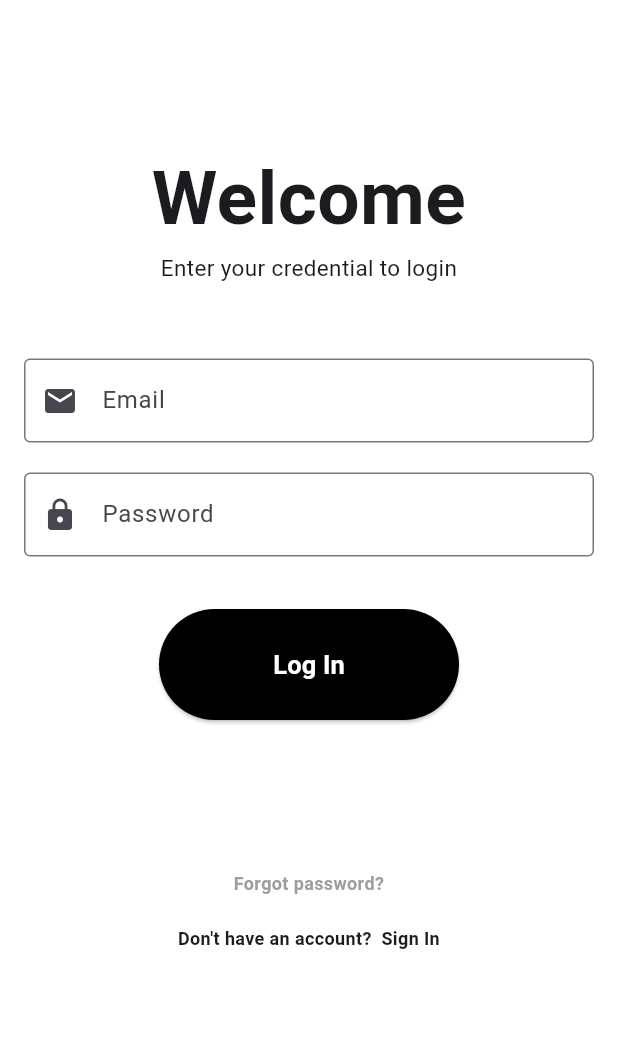
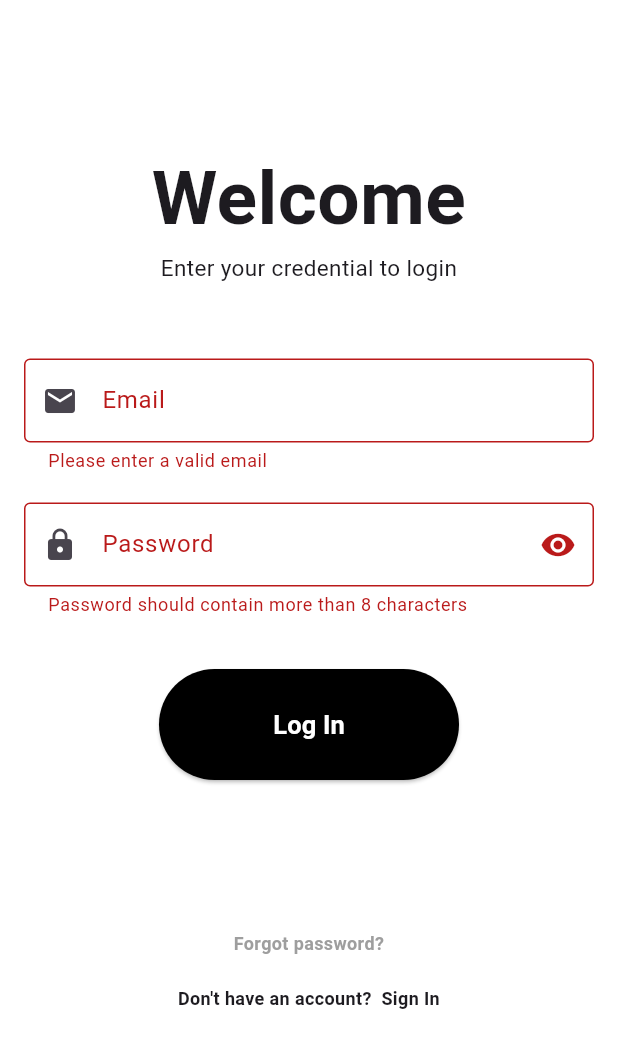
Before and after one commit to fritzjohn-wvsu/cc206-Hotel_Reservation_System, a Flutter app: the screen it shows after launch, after a tap on "Log In", on a phone screen of 412 x 824 dp. Shown: the top 1048 px of the screen. Run offline on Flutter 3.47's test engine with Material 3 defaults, Android fonts, the phone set to English and light mode, and no system bars.

Commit message:
INTERACTION ADDED

```diff
--- a/lib/features/updated_login_page.dart
+++ b/lib/features/updated_login_page.dart
@@ -1,4 +1,6 @@
 import 'package:flutter/material.dart';
+
+final _formKey = GlobalKey<FormState>();
 
 class updateLogin extends StatelessWidget {
   const updateLogin({super.key});
@@ -13,8 +15,27 @@ class updateLogin extends StatelessWidget {
   }
 }
 
-class Login extends StatelessWidget {
+class Login extends StatefulWidget {
   const Login({super.key});
+
+  @override
+  _LoginState createState() => _LoginState();
+
+}
+
+class _LoginState extends State<Login> {
+
+  bool _isSecurePassword = true;
+  //validation for email
+  String? validateEmail(String? email) {
+    RegExp emailRegex = RegExp(r'^[\w\.-]+@[\w-]+\.\w{2,3}(\.\w{2,3})?$');
+    final isEmailValid = emailRegex.hasMatch(email ?? '');
+    if (!isEmailValid) {
+      return 'Please enter a valid email';
+    }
+    return null;
+
+  }
 
   @override
   Widget build(BuildContext context) {
@@ -22,6 +43,9 @@ class Login extends StatelessWidget {
       backgroundColor: Colors.white,
       body: Padding(
         padding: const EdgeInsets.all(16.0),
+
+        child: Form(
+          key: _formKey,
         child: Column(
           children: [
             const SizedBox(height: 80),
@@ -40,9 +64,10 @@ class Login extends StatelessWidget {
               ),
             ),
             const SizedBox(height: 50),
+            //EmailTextfield
             SizedBox(
               width: 500,
-              child: TextField(
+              child: TextFormField(
                 keyboardType: TextInputType.emailAddress,
                 decoration: InputDecoration(
                   labelText: 'Email',
@@ -50,26 +75,32 @@ class Login extends StatelessWidget {
                   prefixIcon: Icon(Icons.mail),
                   border: OutlineInputBorder(),
                 ),
+                validator: validateEmail,
               ),
             ),
             const SizedBox(height: 20),
             SizedBox(
               width: 500,
-              child: TextField(
-                obscureText: true,
+              child: TextFormField(
+                obscureText: _isSecurePassword,
                 decoration: InputDecoration(
                   labelText: 'Password',
                   hintText: 'Enter your password',
                   prefixIcon: Icon(Icons.lock),
                   border: OutlineInputBorder(),
+                   suffixIcon: togglePassword(),
                 ),
+                validator: (pass) => pass!.length <= 8 ? 'Password should contain more than 8 characters' : null,
+
               ),
             ),
             const SizedBox(height: 35),
             SizedBox(
               width: 200,
               child: ElevatedButton(
-                onPressed: () {},
+                onPressed: () {
+                  _formKey.currentState!.validate();
+                },
                 style: ElevatedButton.styleFrom(
                   padding: const EdgeInsets.symmetric(vertical: 25),
                   shape: RoundedRectangleBorder(
@@ -112,7 +143,17 @@ class Login extends StatelessWidget {
             ),
           ],
         ),
+        ),
       ),
     );
   }
+
+  Widget togglePassword() {
+    return IconButton(onPressed: () {
+      setState(() {
+         _isSecurePassword = !_isSecurePassword;
+      });
+
+    }, icon: _isSecurePassword ? Icon(Icons.visibility) : Icon(Icons.visibility_off));
+  }
 }
```
